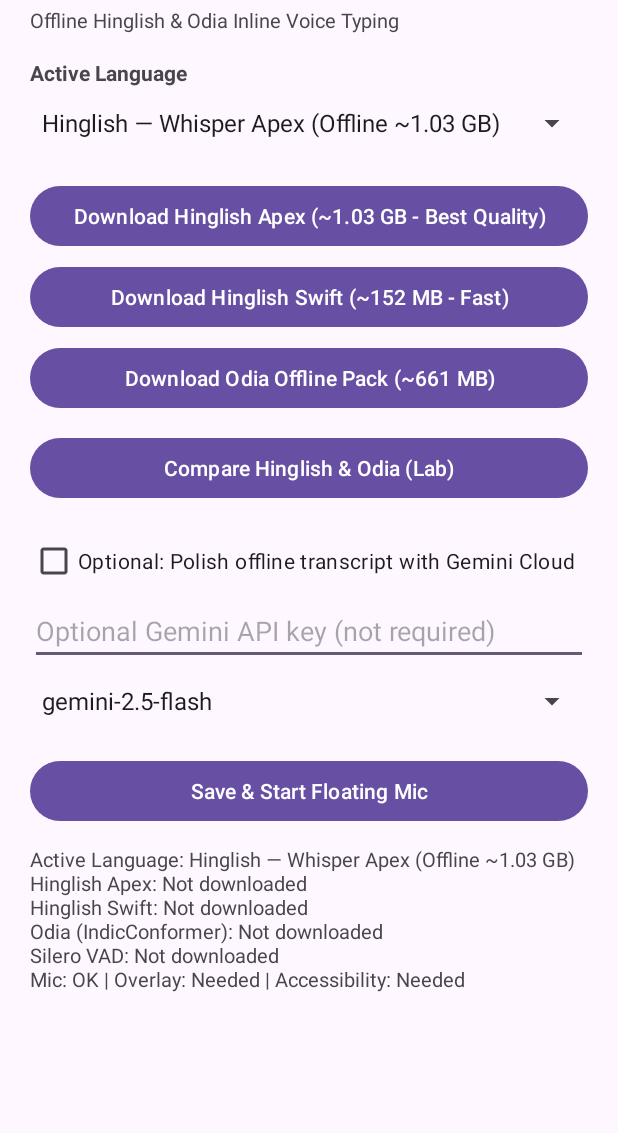
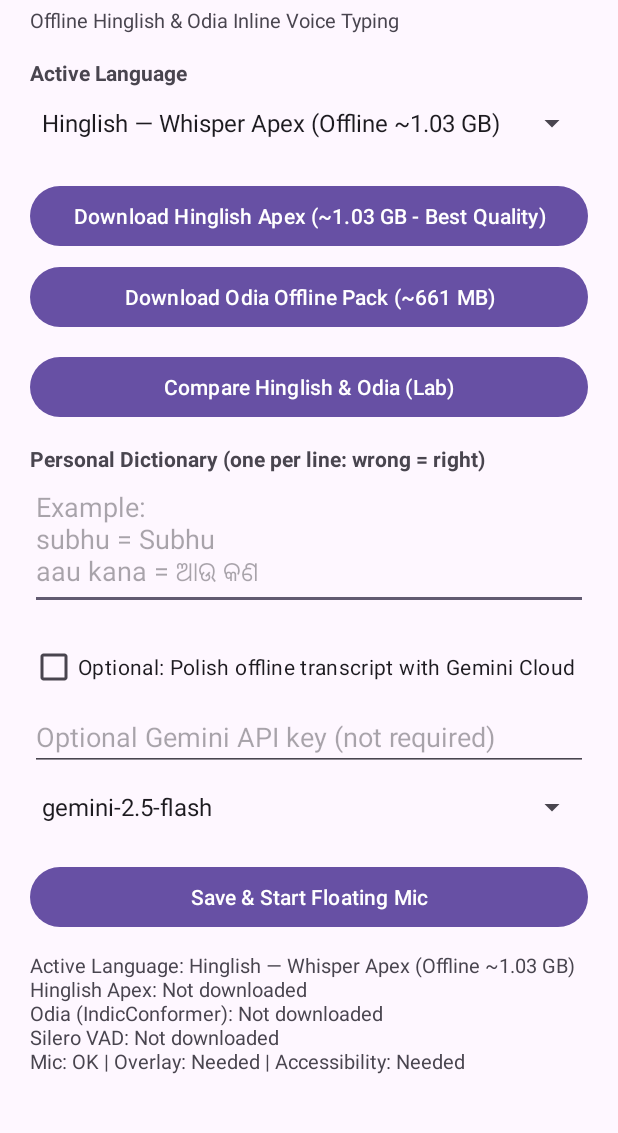
Before and after one commit to draps1707/MedUkti, an Android app: the screen it shows after launch (MainActivity), on a phone screen of 412 x 824 dp, the part 83-1216 px from its top. Run offline under Robolectric (Android 15) with nearby library versions, the phone set to English and light mode, and no system bars.

Commit message:
Sync project files via Zip2Git

```diff
--- a/app/src/main/java/com/voicerambler/free/CompareActivity.kt
+++ b/app/src/main/java/com/voicerambler/free/CompareActivity.kt
@@ -51,11 +51,6 @@ class CompareActivity : AppCompatActivity() {
                     apex.onSuccess { out.appendLine(it) }.onFailure { out.appendLine("Skipped: ${it.message}") }
                     out.appendLine()
 
-                    val swift = OfflineAsrEngines.transcribe(this@CompareActivity, AsrEngineType.WHISPER_HINGLISH_SWIFT, wav)
-                    out.appendLine("=== Hinglish Swift ===")
-                    swift.onSuccess { out.appendLine(it) }.onFailure { out.appendLine("Skipped: ${it.message}") }
-                    out.appendLine()
-
                     val indicOr = OfflineAsrEngines.transcribe(this@CompareActivity, AsrEngineType.INDIC_CONFORMER_OR, wav)
                     out.appendLine("=== Odia (IndicConformer 600M) ===")
                     indicOr.onSuccess { out.appendLine(it) }.onFailure { out.appendLine("Skipped: ${it.message}") }
--- a/app/src/main/java/com/voicerambler/free/MainActivity.kt
+++ b/app/src/main/java/com/voicerambler/free/MainActivity.kt
@@ -40,6 +40,7 @@ class MainActivity : AppCompatActivity() {
         setContentView(R.layout.activity_main)
 
         val spinnerEngine = findViewById<Spinner>(R.id.spinnerEngine)
+        val etPersonalDict = findViewById<EditText>(R.id.etPersonalDict)
         val cbGemini = findViewById<CheckBox>(R.id.cbGeminiOptional)
         val etApiKey = findViewById<EditText>(R.id.etApiKey)
         val spinnerModel = findViewById<Spinner>(R.id.spinnerModel)
@@ -48,6 +49,7 @@ class MainActivity : AppCompatActivity() {
         spinnerEngine.adapter = ArrayAdapter(this, android.R.layout.simple_spinner_dropdown_item, AsrEngineType.entries.map { it.label })
         spinnerEngine.setSelection(AsrEngineType.entries.indexOf(Prefs.getEngine(this)).coerceAtLeast(0))
 
+        etPersonalDict.setText(Prefs.getPersonalDict(this))
         cbGemini.isChecked = Prefs.isGeminiPolishEnabled(this)
         etApiKey.setText(Prefs.getApiKey(this))
         spinnerModel.adapter = ArrayAdapter(this, android.R.layout.simple_spinner_dropdown_item, Prefs.AVAILABLE_MODELS)
@@ -57,12 +59,6 @@ class MainActivity : AppCompatActivity() {
             downloadBatch(
                 listOf(ModelDownloader.SILERO_VAD, ModelDownloader.WHISPER_APEX_TOKENS, ModelDownloader.WHISPER_APEX_ENC, ModelDownloader.WHISPER_APEX_DEC),
                 "Hinglish Apex"
-            )
-        }
-        findViewById<Button>(R.id.btnDlWhisperSwift).setOnClickListener {
-            downloadBatch(
-                listOf(ModelDownloader.SILERO_VAD, ModelDownloader.WHISPER_SWIFT_TOKENS, ModelDownloader.WHISPER_SWIFT_ENC, ModelDownloader.WHISPER_SWIFT_DEC),
-                "Hinglish Swift"
             )
         }
         findViewById<Button>(R.id.btnDlIndicOr).setOnClickListener {
@@ -77,6 +73,7 @@ class MainActivity : AppCompatActivity() {
 
         findViewById<Button>(R.id.btnSaveStart).setOnClickListener {
             Prefs.setEngine(this, AsrEngineType.entries[spinnerEngine.selectedItemPosition])
+            Prefs.setPersonalDict(this, etPersonalDict.text.toString())
             Prefs.setGeminiPolishEnabled(this, cbGemini.isChecked)
             Prefs.setApiKey(this, etApiKey.text.toString())
             Prefs.setModel(this, Prefs.AVAILABLE_MODELS[spinnerModel.selectedItemPosition])
@@ -86,6 +83,7 @@ class MainActivity : AppCompatActivity() {
             uiScope.launch { OfflineAsrEngines.preload(this@MainActivity) }
         }
 
+        ModelDownloader.cleanupUnusedModels(this)
         checkAndRequestNextMissingPermission()
     }
 
@@ -157,13 +155,11 @@ class MainActivity : AppCompatActivity() {
         val accOk = DictationAccessibilityService.instance != null
         val vadOk = ModelDownloader.isInstalled(this, ModelDownloader.SILERO_VAD)
         val apexOk = ModelDownloader.isWhisperApexInstalled(this)
-        val swiftOk = ModelDownloader.isWhisperSwiftInstalled(this)
         val odiaOk = ModelDownloader.isOdiaInstalled(this)
 
         tvStatus.text = buildString {
             appendLine("Active Language: ${Prefs.getEngine(this@MainActivity).label}")
             appendLine("Hinglish Apex: ${if (apexOk) "Installed" else "Not downloaded"}")
-            appendLine("Hinglish Swift: ${if (swiftOk) "Installed" else "Not downloaded"}")
             appendLine("Odia (IndicConformer): ${if (odiaOk) "Installed" else "Not downloaded"}")
             appendLine("Silero VAD: ${if (vadOk) "Installed" else "Not downloaded"}")
             appendLine("Mic: ${if (micOk) "OK" else "Needed"} | Overlay: ${if (overlayOk) "OK" else "Needed"} | Accessibility: ${if (accOk) "OK" else "Needed"}")
--- a/app/src/main/java/com/voicerambler/free/ModelDownloader.kt
+++ b/app/src/main/java/com/voicerambler/free/ModelDownloader.kt
@@ -52,24 +52,6 @@ object ModelDownloader {
         "https://huggingface.co/NiranjanYadavIN/indicconformer-sherpa-onnx/resolve/main/hi-hinglish-apex/tokens.txt"
     )
 
-    val WHISPER_SWIFT_ENC = ModelArtifact(
-        "whisper_swift_enc",
-        "hinglish-swift-encoder.int8.onnx",
-        "https://huggingface.co/NiranjanYadavIN/indicconformer-sherpa-onnx/resolve/main/hi-hinglish-swift/encoder.int8.onnx"
-    )
-
-    val WHISPER_SWIFT_DEC = ModelArtifact(
-        "whisper_swift_dec",
-        "hinglish-swift-decoder.int8.onnx",
-        "https://huggingface.co/NiranjanYadavIN/indicconformer-sherpa-onnx/resolve/main/hi-hinglish-swift/decoder.int8.onnx"
-    )
-
-    val WHISPER_SWIFT_TOKENS = ModelArtifact(
-        "whisper_swift_tok",
-        "hinglish-swift-tokens.txt",
-        "https://huggingface.co/NiranjanYadavIN/indicconformer-sherpa-onnx/resolve/main/hi-hinglish-swift/tokens.txt"
-    )
-
     fun modelsDir(ctx: Context): File = File(ctx.filesDir, "models").apply { mkdirs() }
 
     fun getFile(ctx: Context, artifact: ModelArtifact): File = File(modelsDir(ctx), artifact.fileName)
@@ -84,13 +66,24 @@ object ModelDownloader {
             isInstalled(ctx, WHISPER_APEX_DEC) &&
             isInstalled(ctx, WHISPER_APEX_TOKENS)
 
-    fun isWhisperSwiftInstalled(ctx: Context): Boolean =
-        isInstalled(ctx, WHISPER_SWIFT_ENC) &&
-            isInstalled(ctx, WHISPER_SWIFT_DEC) &&
-            isInstalled(ctx, WHISPER_SWIFT_TOKENS)
-
     fun isOdiaInstalled(ctx: Context): Boolean =
         isInstalled(ctx, INDIC_OR) && isInstalled(ctx, INDIC_TOKENS)
+
+    fun cleanupUnusedModels(ctx: Context) {
+        val keep = setOf(
+            SILERO_VAD.fileName,
+            INDIC_TOKENS.fileName,
+            INDIC_OR.fileName,
+            WHISPER_APEX_ENC.fileName,
+            WHISPER_APEX_DEC.fileName,
+            WHISPER_APEX_TOKENS.fileName
+        )
+        modelsDir(ctx).listFiles()?.forEach { f ->
+            if (f.name !in keep && !f.name.endsWith(".tmp")) {
+                f.delete()
+            }
+        }
+    }
 
     private fun openWithRedirects(startUrl: String): HttpURLConnection {
         var current = startUrl
--- a/app/src/main/java/com/voicerambler/free/Prefs.kt
+++ b/app/src/main/java/com/voicerambler/free/Prefs.kt
@@ -4,7 +4,6 @@ import android.content.Context
 
 enum class AsrEngineType(val label: String) {
     WHISPER_HINGLISH_APEX("Hinglish — Whisper Apex (Offline ~1.03 GB)"),
-    WHISPER_HINGLISH_SWIFT("Hinglish — Whisper Swift (Offline ~152 MB)"),
     INDIC_CONFORMER_OR("Odia — AI4Bharat IndicConformer 600M (Offline ~661 MB)"),
     GEMINI_CLOUD("Gemini Cloud Audio (Optional)")
 }
@@ -17,6 +16,7 @@ object Prefs {
     private const val KEY_MODEL = "gemini_model"
     private const val KEY_BUBBLE_X = "bubble_x"
     private const val KEY_BUBBLE_Y = "bubble_y"
+    private const val KEY_PERSONAL_DICT = "personal_dictionary"
 
     val AVAILABLE_MODELS = listOf(
         "gemini-2.5-flash",
@@ -66,4 +66,11 @@ object Prefs {
             .putInt(KEY_BUBBLE_Y, y)
             .apply()
     }
+
+    fun getPersonalDict(ctx: Context): String =
+        ctx.getSharedPreferences(FILE, Context.MODE_PRIVATE).getString(KEY_PERSONAL_DICT, "") ?: ""
+
+    fun setPersonalDict(ctx: Context, value: String) {
+        ctx.getSharedPreferences(FILE, Context.MODE_PRIVATE).edit().putString(KEY_PERSONAL_DICT, value).apply()
+    }
 }
--- a/app/src/main/res/layout/activity_main.xml
+++ b/app/src/main/res/layout/activity_main.xml
@@ -43,13 +43,6 @@
             android:text="Download Hinglish Apex (~1.03 GB - Best Quality)" />
 
         <Button
-            android:id="@+id/btnDlWhisperSwift"
-            android:layout_width="match_parent"
-            android:layout_height="wrap_content"
-            android:layout_marginTop="6dp"
-            android:text="Download Hinglish Swift (~152 MB - Fast)" />
-
-        <Button
             android:id="@+id/btnDlIndicOr"
             android:layout_width="match_parent"
             android:layout_height="wrap_content"
@@ -62,6 +55,22 @@
             android:layout_height="wrap_content"
             android:layout_marginTop="12dp"
             android:text="Compare Hinglish &amp; Odia (Lab)" />
+
+        <TextView
+            android:layout_width="wrap_content"
+            android:layout_height="wrap_content"
+            android:layout_marginTop="14dp"
+            android:text="Personal Dictionary (one per line: wrong = right)"
+            android:textStyle="bold" />
+
+        <EditText
+            android:id="@+id/etPersonalDict"
+            android:layout_width="match_parent"
+            android:layout_height="wrap_content"
+            android:gravity="top|start"
+            android:hint="Example:\nsubhu = Subhu\naau kana = ଆଉ କଣ"
+            android:inputType="textMultiLine"
+            android:minLines="3" />
 
         <CheckBox
             android:id="@+id/cbGeminiOptional"
```
Also changed, not shown: app/src/main/java/com/voicerambler/free/FloatingMicService.kt (+84 -36 lines), app/src/main/java/com/voicerambler/free/OfflineAsrEngines.kt (+2 -13 lines), app/src/main/java/com/voicerambler/free/SherpaOnnxEngine.kt (+78 -27 lines).
